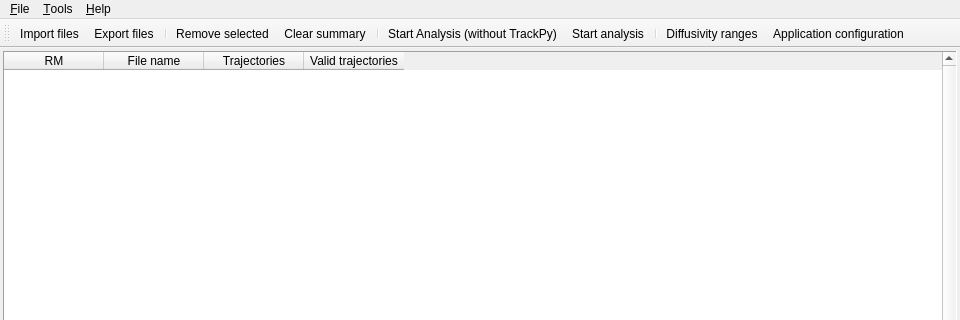
Above: ui/mainwindow.ui from lassisg/mpthub before the change; both pictures show x 0 to 960 and y 0 to 320 of the 960 by 640 pixel window. Below: the same form after it.
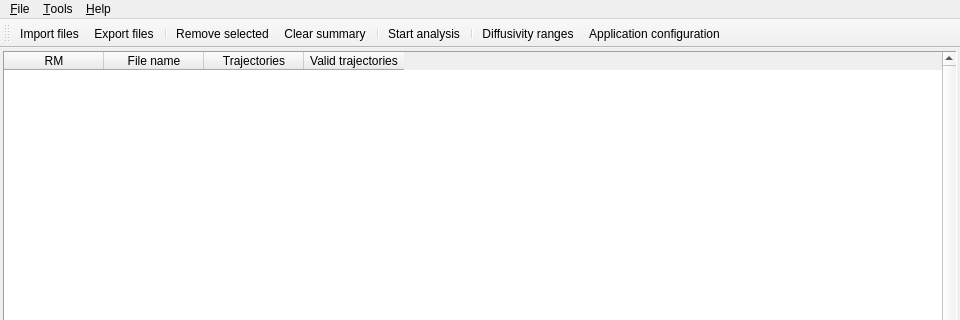
That is the form after the change. Icons and pictures are not drawn.

Patch:
```diff
--- a/ui/mainwindow.ui
+++ b/ui/mainwindow.ui
@@ -239,7 +239,6 @@
    <addaction name="actionRemove_selected"/>
    <addaction name="actionClear_summary"/>
    <addaction name="separator"/>
-   <addaction name="actionStart_analysis"/>
    <addaction name="actionStart_analysis_tp"/>
    <addaction name="separator"/>
    <addaction name="actionDiffusivity_ranges"/>
```
Left out of the diff: 3 changed lines with no effect on the pictures.
